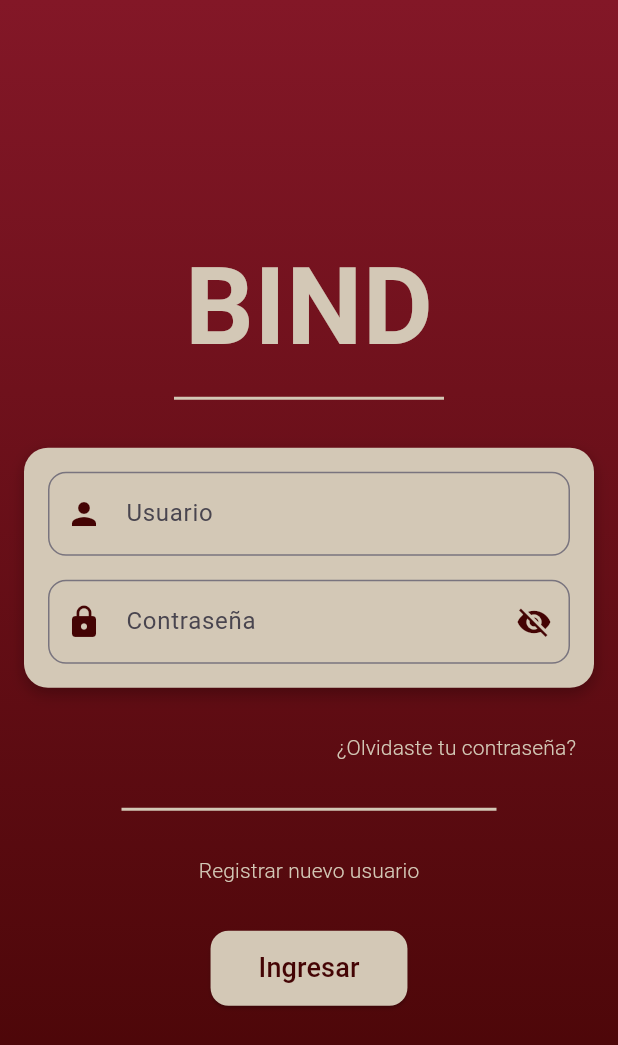
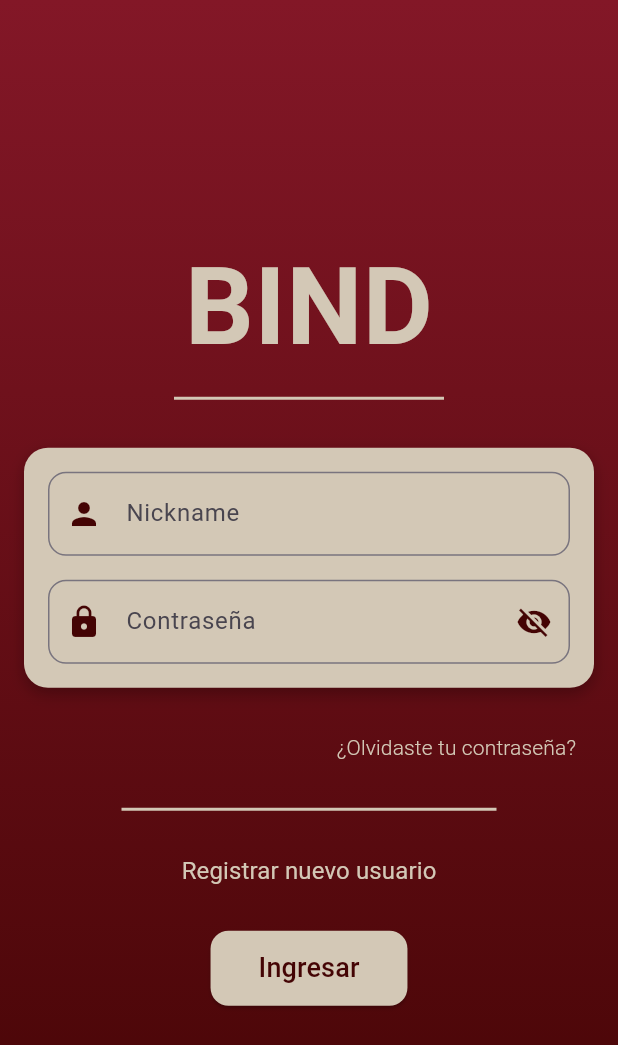
Before and after one commit to sab1103b/bild-flutter, a Flutter app: the screen it shows after launch, on a phone screen of 412 x 824 dp. Shown: the top 1045 px of the screen. Run offline on Flutter 3.47's test engine with Material 3 defaults, Android fonts, the phone set to English and light mode, and no system bars; our stand-ins replace firebase_core; accounts and stored records are empty.

Commit message:
login nick y contraseña

```diff
--- a/lib/screens/LOGIN.dart
+++ b/lib/screens/LOGIN.dart
@@ -8,26 +8,28 @@ class Login extends StatefulWidget {
 }
 
 class _LoginScreenState extends State<Login> {
-  // Controlador de texto para la contraseña
+  final TextEditingController _nicknameController = TextEditingController();
   final TextEditingController _passwordController = TextEditingController();
-  // Estado para saber si la contraseña está visible o no
-  bool _obscurePassword = true;
+
+  // Datos de usuario registrados
+  final String registeredNickname = "usuarioEjemplo"; // Nickname predefinido
+  final String registeredPassword = "Contraseña123!"; // Contraseña predefinida
+
+  bool _obscurePassword = true; // Control para visibilidad de la contraseña
 
   @override
   Widget build(BuildContext context) {
-    // Define los colores vinotinto claro y oscuro, y beige
-    final Color vinotintoClaro = const Color.fromARGB(255, 131, 23, 39); // Vinotinto claro
-    final Color vinotintoOscuro = const Color.fromARGB(255, 68, 4, 4); // Vinotinto oscuro
-    final Color beigeClaro = const Color.fromARGB(255, 211, 200, 182); // Beige claro
+    final Color vinotintoClaro = const Color.fromARGB(255, 131, 23, 39);
+    final Color vinotintoOscuro = const Color.fromARGB(255, 68, 4, 4);
+    final Color beigeClaro = const Color.fromARGB(255, 211, 200, 182);
 
     return Scaffold(
-      // Fondo con gradiente de vinotinto claro a oscuro
       body: Container(
         decoration: BoxDecoration(
           gradient: LinearGradient(
             begin: Alignment.topCenter,
             end: Alignment.bottomCenter,
-            colors: [vinotintoClaro, vinotintoOscuro], // Gradiente de vinotinto
+            colors: [vinotintoClaro, vinotintoOscuro],
           ),
         ),
         child: Center(
@@ -36,28 +38,25 @@ class _LoginScreenState extends State<Login> {
             child: Column(
               mainAxisAlignment: MainAxisAlignment.center,
               children: [
-                // Título central con color beige, más grande y en negrita
                 Text(
                   'BIND',
                   style: TextStyle(
-                    fontSize: 72.0, // Aumentado el tamaño del título
-                    fontWeight: FontWeight.bold, // Más negrita
-                    color: beigeClaro, // Título en beige
+                    fontSize: 72.0,
+                    fontWeight: FontWeight.bold,
+                    color: beigeClaro,
                   ),
                 ),
-                const SizedBox(height: 8.0), // Menos espacio entre el título y la línea
-                // Línea separadora más cerca del título
+                const SizedBox(height: 8.0),
                 Container(
-                  width: 180.0, // Ancho más corto que el título
+                  width: 180.0,
                   height: 2.0,
-                  color: beigeClaro, // Línea de color beige
+                  color: beigeClaro,
                 ),
                 const SizedBox(height: 32.0),
-                // Contenedor para inputs más pequeño, con fondo beige
                 Container(
                   padding: const EdgeInsets.all(16.0),
                   decoration: BoxDecoration(
-                    color: beigeClaro, // Fondo beige
+                    color: beigeClaro,
                     borderRadius: BorderRadius.circular(16.0),
                     boxShadow: const [
                       BoxShadow(
@@ -69,10 +68,11 @@ class _LoginScreenState extends State<Login> {
                   ),
                   child: Column(
                     children: [
-                      // Campo de usuario con icono de vinotinto
+                      // Campo de nickname
                       TextField(
+                        controller: _nicknameController,
                         decoration: InputDecoration(
-                          labelText: 'Usuario',
+                          labelText: 'Nickname',
                           prefixIcon: Icon(Icons.person, color: vinotintoOscuro),
                           border: OutlineInputBorder(
                             borderRadius: BorderRadius.circular(12.0),
@@ -80,10 +80,10 @@ class _LoginScreenState extends State<Login> {
                         ),
                       ),
                       const SizedBox(height: 16.0),
-                      // Campo de contraseña con opción de ver/ocultar
+                      // Campo de contraseña con visibilidad controlada
                       TextField(
                         controller: _passwordController,
-                        obscureText: _obscurePassword, // Si está true, oculta la contraseña
+                        obscureText: _obscurePassword,
                         decoration: InputDecoration(
                           labelText: 'Contraseña',
                           prefixIcon: Icon(Icons.lock, color: vinotintoOscuro),
@@ -94,7 +94,7 @@ class _LoginScreenState extends State<Login> {
                             ),
                             onPressed: () {
                               setState(() {
-                                _obscurePassword = !_obscurePassword; // Alternar visibilidad
+                                _obscurePassword = !_obscurePassword;
                               });
                             },
                           ),
@@ -107,55 +107,61 @@ class _LoginScreenState extends State<Login> {
                   ),
                 ),
                 const SizedBox(height: 16.0),
-                // Texto "Olvidaste tu contraseña" a la derecha con fuente light
                 Align(
                   alignment: Alignment.centerRight,
                   child: TextButton(
                     onPressed: () {
-                      // Aquí iría la navegación al cambio de contraseña
+                      // Aquí va la navegación al cambio de contraseña
                     },
                     child: Text(
                       '¿Olvidaste tu contraseña?',
                       style: TextStyle(
-                        color: beigeClaro, // Texto beige
-                        fontWeight: FontWeight.w300, // Fuente más ligera
+                        color: beigeClaro,
+                        fontWeight: FontWeight.w300,
                       ),
                     ),
                   ),
                 ),
                 const SizedBox(height: 16.0),
-                // Línea separadora más larga
                 Container(
-                  width: 250.0, // Línea más larga
+                  width: 250.0,
                   height: 2.0,
-                  color: beigeClaro, // Línea de color beige
+                  color: beigeClaro,
                 ),
                 const SizedBox(height: 16.0),
-                // Botón "Registrar nuevo usuario"
-                Align(
-                  alignment: Alignment.center,
-                  child: TextButton(
+                // Botón de "Registrar nuevo usuario"
+                TextButton(
                   onPressed: () {
-                      Navigator.pushNamed(context, '/Crear');
+                    // Redirige a la pantalla de crear usuario
+                    Navigator.pushNamed(context, '/crearusuario');
                   },
                   child: Text(
                     'Registrar nuevo usuario',
                     style: TextStyle(
-                        color: beigeClaro, // Texto beige
-                        fontWeight: FontWeight.w300, // Fuente más ligera
-                      ),
+                      color: beigeClaro,
+                      fontWeight: FontWeight.normal,
+                      fontSize: 16.0,
                     ),
                   ),
                 ),
                 const SizedBox(height: 16.0),
-                // Botón de ingreso con fondo beige y texto vinotinto
                 ElevatedButton(
                   onPressed: () {
-                    // Redirecciona a FYP
+                    // Verifica si los datos coinciden con los del usuario registrado
+                    if (_nicknameController.text == registeredNickname &&
+                        _passwordController.text == registeredPassword) {
                       Navigator.pushNamed(context, '/fyp');
+                    } else {
+                      ScaffoldMessenger.of(context).showSnackBar(
+                        SnackBar(
+                          content: const Text('Nickname o contraseña incorrectos'),
+                          backgroundColor: Colors.red,
+                        ),
+                      );
+                    }
                   },
                   style: ElevatedButton.styleFrom(
-                    backgroundColor: beigeClaro, // Fondo beige
+                    backgroundColor: beigeClaro,
                     padding: const EdgeInsets.symmetric(horizontal: 32.0, vertical: 12.0),
                     shape: RoundedRectangleBorder(
                       borderRadius: BorderRadius.circular(12.0),
@@ -165,7 +171,7 @@ class _LoginScreenState extends State<Login> {
                     'Ingresar',
                     style: TextStyle(
                       fontSize: 18.0,
-                      color: vinotintoOscuro, // Texto vinotinto oscuro
+                      color: vinotintoOscuro,
                     ),
                   ),
                 ),
```
Lines whose indentation alone changed are shown as unchanged.
